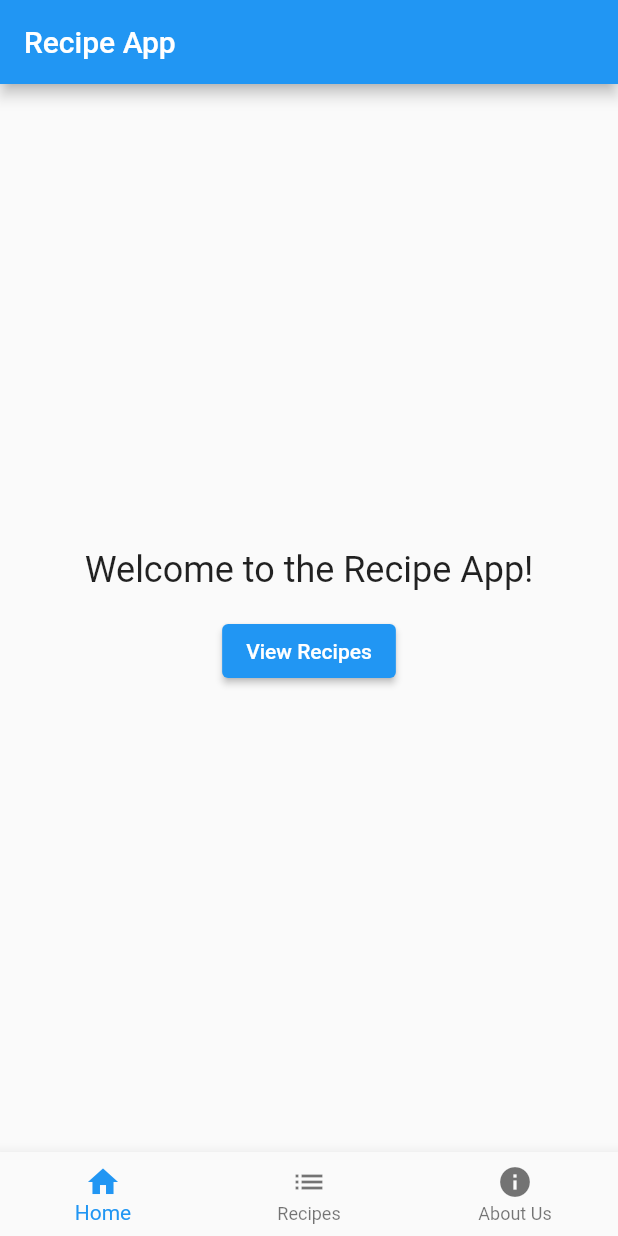
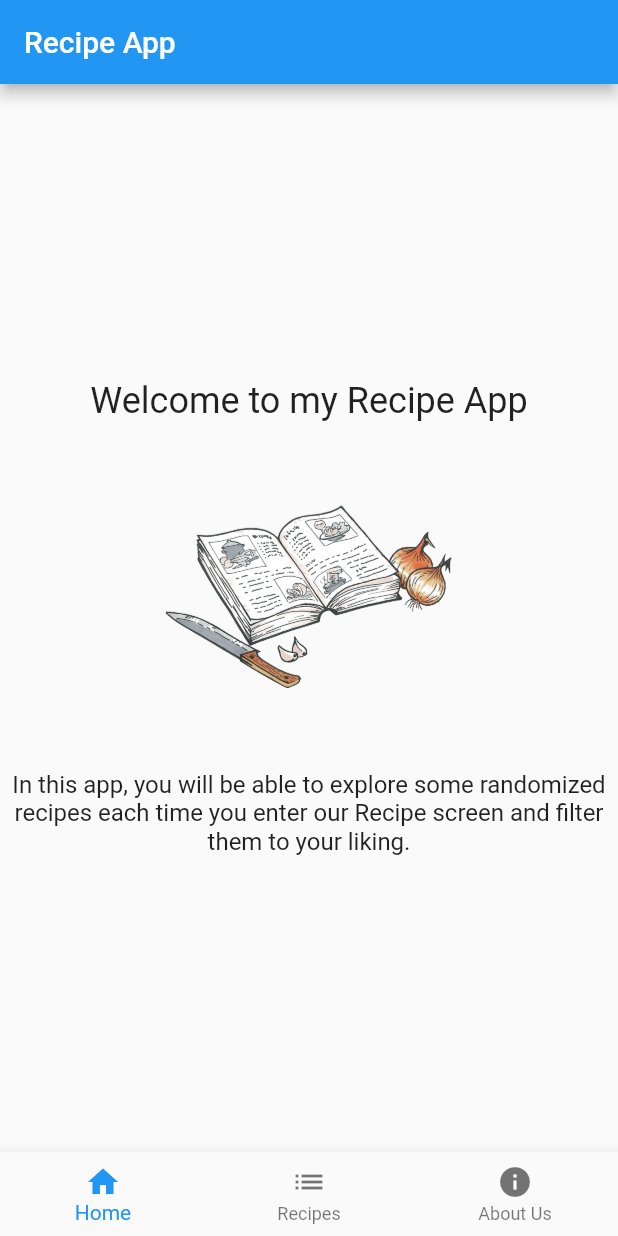
Before and after one commit to hbkYuna/flutter2023, a Flutter app: the screen it shows after launch, on a phone screen of 412 x 824 dp. Run offline on Flutter 3.47's test engine with Material 2 defaults, Android fonts, the phone set to English and light mode, and no system bars; our stand-ins replace video_player.

Commit message:
Homescreen UI changes

```diff
--- a/lib/screens/HomeScreen.dart
+++ b/lib/screens/HomeScreen.dart
@@ -12,16 +12,20 @@ class HomeScreen extends StatelessWidget {
           mainAxisAlignment: MainAxisAlignment.center,
           children: [
             Text(
-              'Welcome to the Recipe App!',
+              'Welcome to my Recipe App',
               style: TextStyle(fontSize: 24),
             ),
             SizedBox(height: 16),
-            ElevatedButton(
-              onPressed: () {
-                // Navigate to the recipe list screen
-                Navigator.pushNamed(context, '/recipe-list');
-              },
-              child: Text('View Recipes'),
+            Image.asset(
+              'lib/assets/images/recipe_app_logo.png',
+              height: 200,
+              width: 200,
+            ),
+            SizedBox(height: 16),
+            Text(
+              'In this app, you will be able to explore some randomized recipes each time you enter our Recipe screen and filter them to your liking.',
+              textAlign: TextAlign.center,
+              style: TextStyle(fontSize: 16),
             ),
           ],
         ),
```
